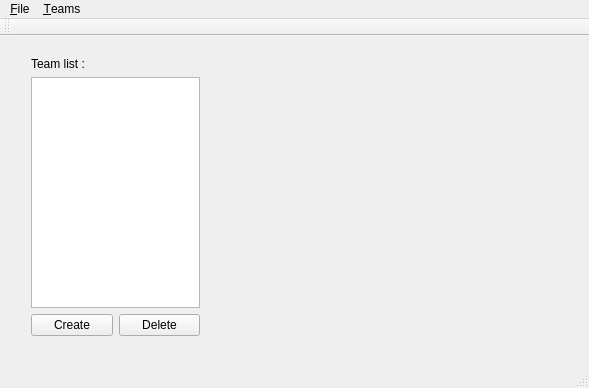
This is MainWindow.ui in xaviermawet/MagneeCuistax2014 as Qt 5 draws it before an edit. The edited form follows.
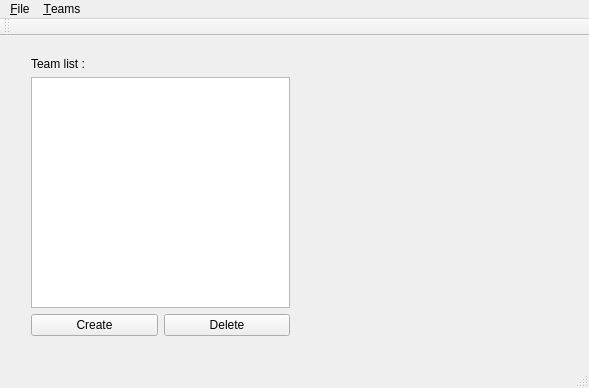
This is the edited form.

Commit message: Creates slot for the 'Delete' team button in MainWindow

```diff
--- a/MainWindow.ui
+++ b/MainWindow.ui
@@ -19,7 +19,7 @@
      <rect>
       <x>20</x>
       <y>10</y>
-      <width>191</width>
+      <width>281</width>
       <height>301</height>
      </rect>
     </property>
```
The commit also changes 2 other files.
